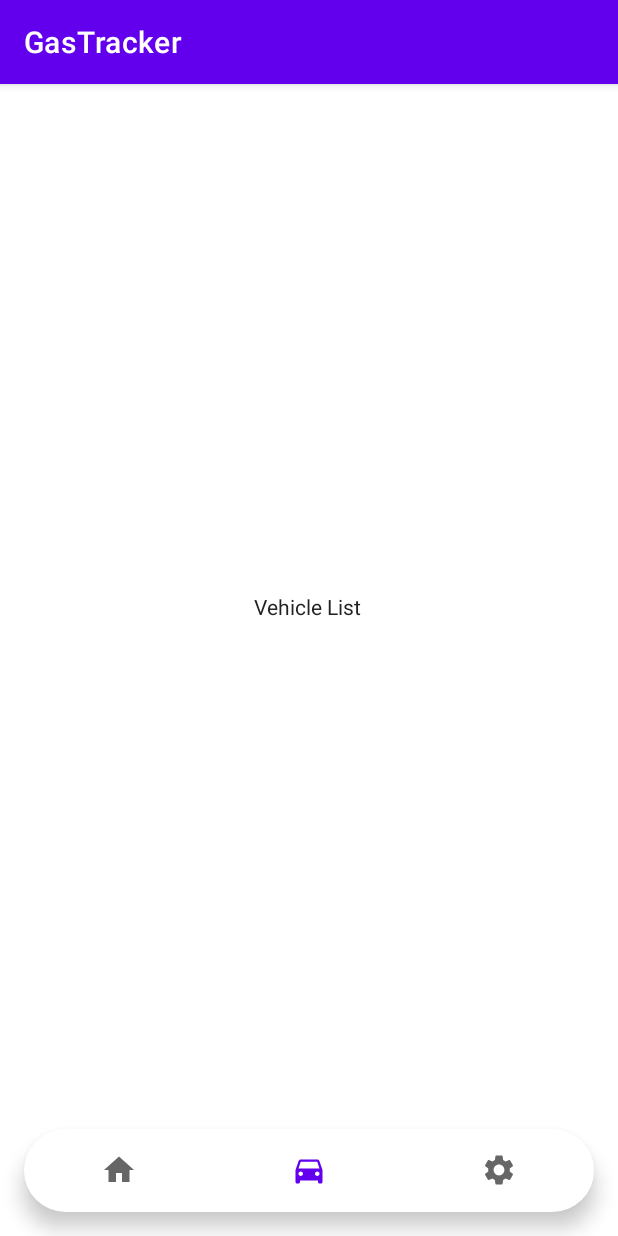
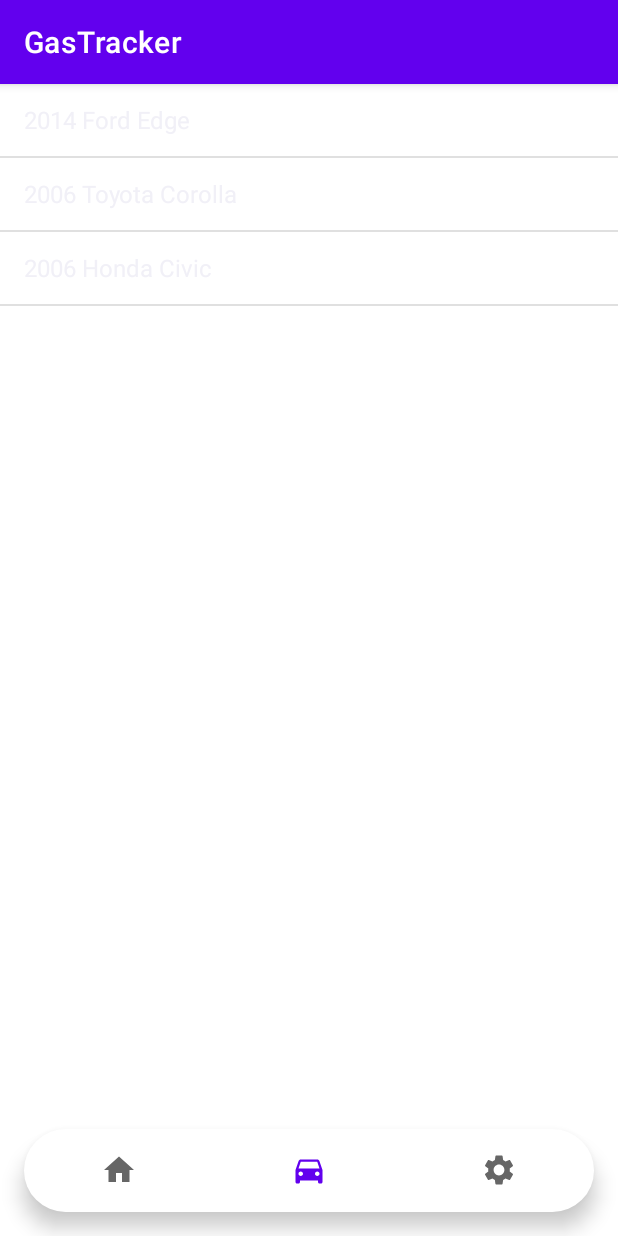
Before and after one commit to MobileAppDevGroup22/COMP4200-Group22-Project, an Android app: the VehicleActivity screen opened directly, with no data from a screen before it, on a phone screen of 412 x 824 dp. Run offline under Robolectric (Android 15) with nearby library versions, the phone set to English and light mode, and no system bars; our stand-ins replace Volley.

Commit message:
added vehicle list display

```diff
--- a/GasTracker/app/src/main/java/group22/gastracker/VehicleActivity.java
+++ b/GasTracker/app/src/main/java/group22/gastracker/VehicleActivity.java
@@ -8,9 +8,13 @@ import android.content.Intent;
 import android.content.SharedPreferences;
 import android.os.Bundle;
 import android.view.MenuItem;
+import android.widget.ArrayAdapter;
+import android.widget.ListView;
 
 import com.google.android.material.bottomnavigation.BottomNavigationView;
 import com.google.android.material.navigation.NavigationBarView;
+
+import java.util.ArrayList;
 
 public class VehicleActivity extends GlobalActivity {
 
@@ -19,14 +23,24 @@ public class VehicleActivity extends GlobalActivity {
     int currentTheme = 0;
     SharedPreferences sharedPreferences;
 
+    ListView vehicleListView;
+    ArrayList<String> arrayList_vehicleList = new ArrayList<>();
+    ArrayAdapter<String> adapter_vehicleList;
+
     @Override
     protected void onCreate(Bundle savedInstanceState) {
         super.onCreate(savedInstanceState);
         getSavedValue();
         updateTheme();
         setContentView(R.layout.activity_vehicle);
+        this.bottomNavBarHandler();
 
-        this.bottomNavBarHandler();
+        vehicleListView = findViewById(R.id.listView_vehicles);
+        arrayList_vehicleList.add("2014 Ford Edge");
+        arrayList_vehicleList.add("2006 Toyota Corolla");
+        arrayList_vehicleList.add("2006 Honda Civic");
+        adapter_vehicleList = new ArrayAdapter<>(getApplicationContext(), android.R.layout.simple_list_item_1, arrayList_vehicleList);
+        vehicleListView.setAdapter(adapter_vehicleList);
 
     }
 
--- a/GasTracker/app/src/main/res/layout/activity_vehicle.xml
+++ b/GasTracker/app/src/main/res/layout/activity_vehicle.xml
@@ -20,17 +20,15 @@
         app:layout_constraintHorizontal_bias="0.5"
         app:layout_constraintStart_toStartOf="parent"
         app:menu="@menu/bottom_nav_menu"
-        app:labelVisibilityMode="unlabeled"/>
+        app:labelVisibilityMode="unlabeled">
 
-    <TextView
-        android:id="@+id/textView7"
-        android:layout_width="wrap_content"
-        android:layout_height="wrap_content"
-        android:text="Vehicle List"
-        app:layout_constraintBottom_toTopOf="@+id/bottomNavVehicle"
-        app:layout_constraintEnd_toEndOf="parent"
-        app:layout_constraintHorizontal_bias="0.498"
-        app:layout_constraintStart_toStartOf="parent"
-        app:layout_constraintTop_toTopOf="parent" />
+    </com.google.android.material.bottomnavigation.BottomNavigationView>
+
+    <ListView
+        android:id="@+id/listView_vehicles"
+        android:layout_width="match_parent"
+        android:layout_height="match_parent"
+        tools:layout_editor_absoluteX="16dp"
+        tools:layout_editor_absoluteY="532dp" />
 
 </androidx.constraintlayout.widget.ConstraintLayout>
```
